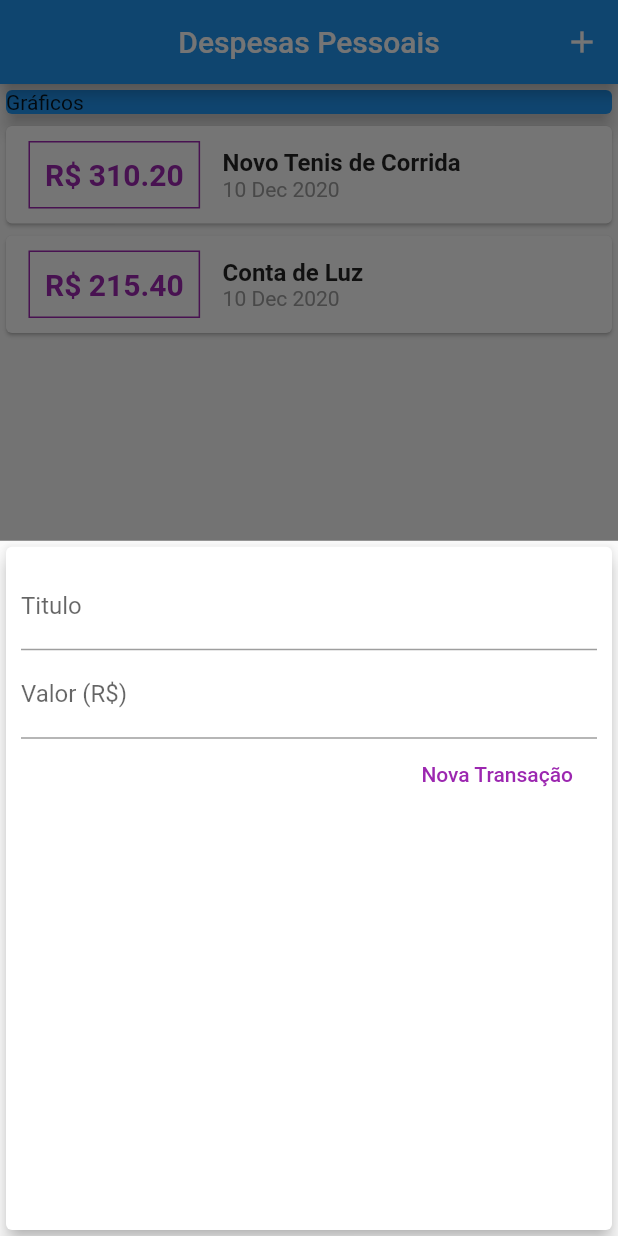
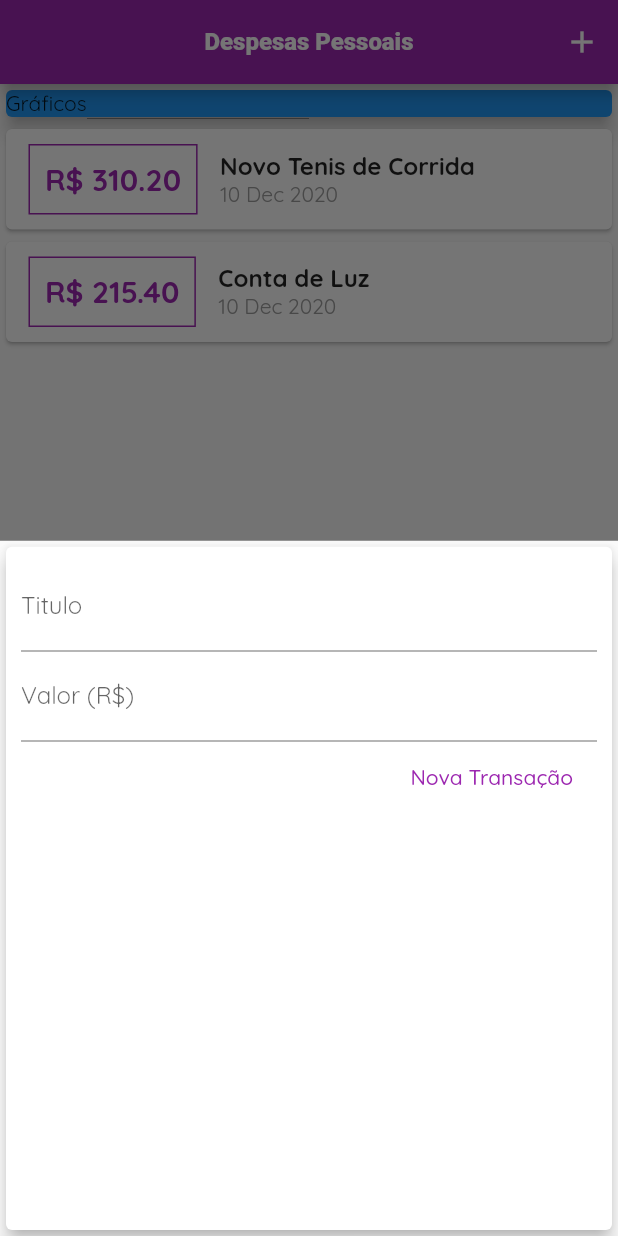
Before and after one commit to gblnovaes/expenses_flutter_app, a Flutter app: the screen it shows after launch, after a tap on the "add" icon, on a phone screen of 412 x 824 dp. Run offline on Flutter 3.47's test engine with Material 2 defaults, Android fonts, the phone set to English and light mode, and no system bars; Roboto replaces fonts that are missing (QuickSand-Bold).

Commit message:
Adcionado fontes

```diff
--- a/lib/components/transaction_form.dart
+++ b/lib/components/transaction_form.dart
@@ -34,6 +34,8 @@ class _TransactionFormState extends State<TransactionForm> {
           child: Column(
             children: [
               TextField(
+                textInputAction: TextInputAction.next,
+                keyboardType: TextInputType.text,
                 controller: titleController,
                 decoration: InputDecoration(labelText: 'Titulo'),
               ),
@@ -50,8 +52,10 @@ class _TransactionFormState extends State<TransactionForm> {
                     onPressed: () {
                       _submitForm();
                     },
-                    child: Text("Nova Transação",
-                        style: TextStyle(color: Colors.purple)),
+                    child: Text(
+                      "Nova Transação",
+                      style: TextStyle(color: Theme.of(context).primaryColor),
+                    ),
                   ),
                 ],
               )
--- a/lib/components/transaction_list.dart
+++ b/lib/components/transaction_list.dart
@@ -21,16 +21,15 @@ class TransactionList extends StatelessWidget {
                   Container(
                     margin: EdgeInsets.symmetric(vertical: 10, horizontal: 15),
                     decoration: BoxDecoration(
-                        border: Border.all(
-                      width: 1,
-                      color: Colors.purple,
-                    )),
+                      border: Border.all(
+                          width: 1, color: Theme.of(context).primaryColor),
+                    ),
                     padding: EdgeInsets.all(10),
                     child: Text(
                       "R\$ ${tr.value.toStringAsFixed(2)}",
                       style: TextStyle(
                           fontWeight: FontWeight.bold,
-                          color: Colors.purple,
+                          color: Theme.of(context).primaryColor,
                           fontSize: 20),
                     ),
                   ),
--- a/lib/main.dart
+++ b/lib/main.dart
@@ -55,7 +55,10 @@ class _ExpensesAppState extends State<ExpensesApp> {
     return Scaffold(
       appBar: AppBar(
         centerTitle: true,
-        title: Text("Despesas Pessoais"),
+        title: Text(
+          "Despesas Pessoais",
+          style: TextStyle(fontFamily: 'QuickSand-Bold', fontSize: 16),
+        ),
         actions: [
           IconButton(
               icon: Icon(Icons.add),
@@ -96,6 +99,18 @@ class MyHomeApp extends StatelessWidget {
   Widget build(BuildContext context) {
     return MaterialApp(
       home: ExpensesApp(),
+      theme: ThemeData(
+        primarySwatch: Colors.purple,
+        fontFamily: 'QuickSand',
+        appBarTheme: AppBarTheme(
+          textTheme: ThemeData.light().textTheme.copyWith(
+                headline6: TextStyle(
+                    fontFamily: 'OpensSans',
+                    fontSize: 20,
+                    fontWeight: FontWeight.w800),
+              ),
+        ),
+      ),
     );
   }
 }
```
Also changed, not shown: pubspec.yaml (+12 -4 lines), assets/fonts/OpenSans-Bold.ttf (added), assets/fonts/OpenSans-Regular.ttf (added), assets/fonts/Quicksand-Bold.ttf (added), assets/fonts/Quicksand-Light.ttf (added), assets/fonts/Quicksand-Medium.ttf (added), assets/fonts/Quicksand-Regular.ttf (added).
